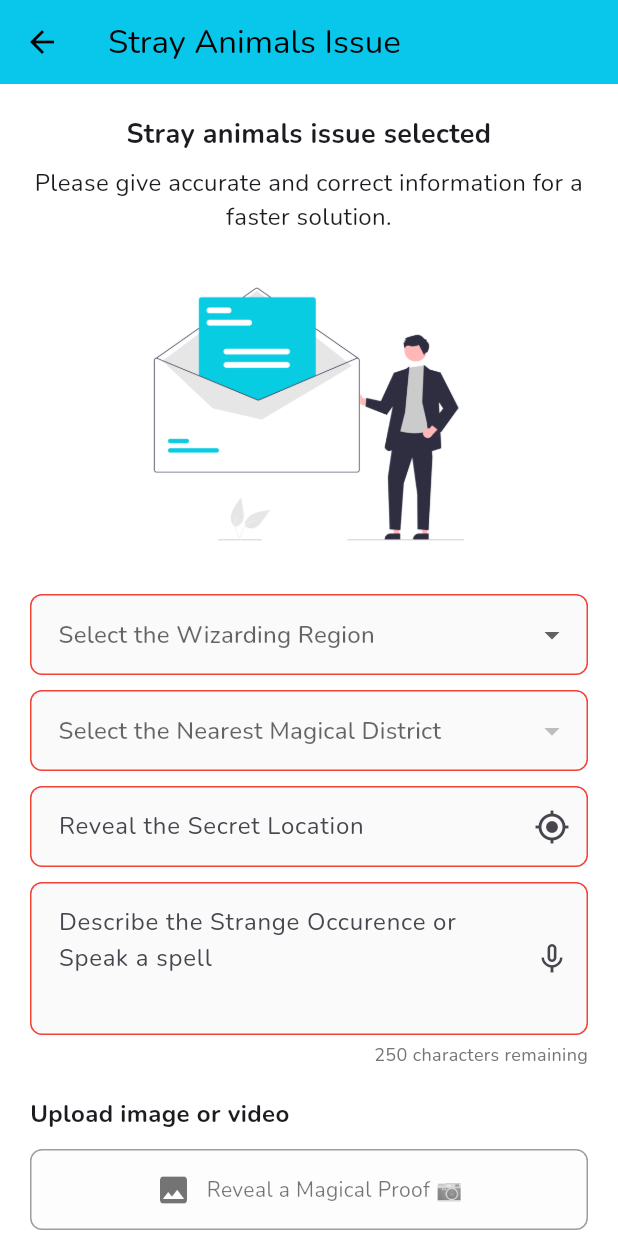
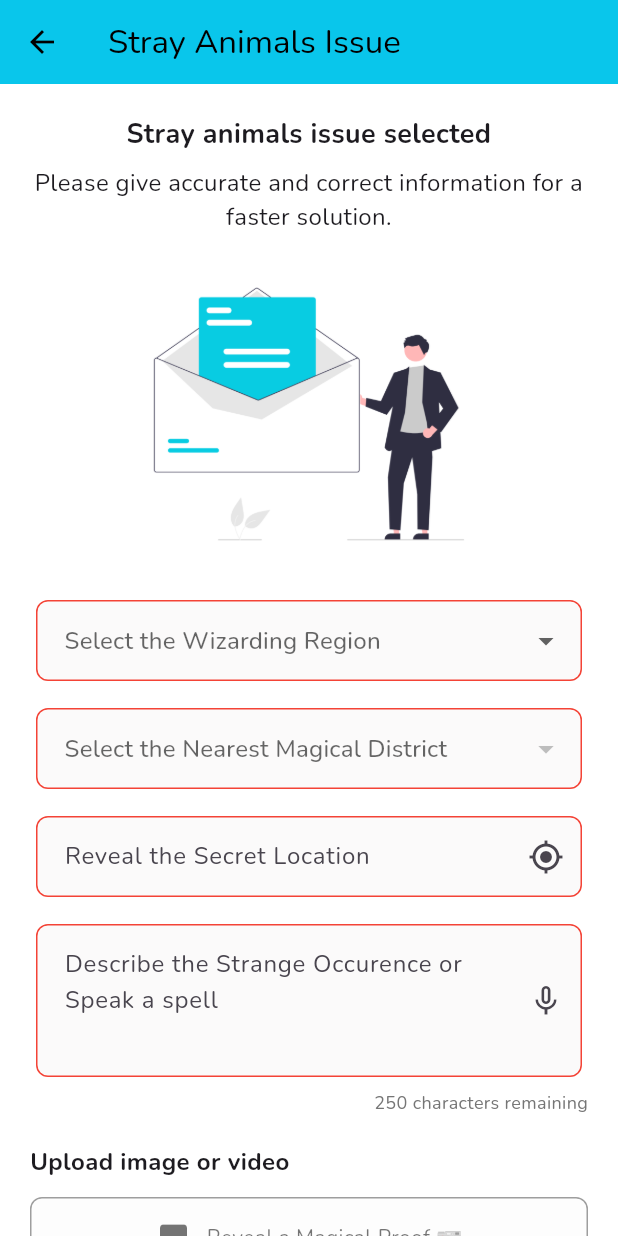
Before and after one commit to thisisselva18/NagarVikasTres, a Flutter app: the AnimalsPage screen opened directly, on a phone screen of 412 x 824 dp. Run offline on Flutter 3.47's test engine with Material 3 defaults, Android fonts, the phone set to English and light mode, and no system bars; our stand-ins replace animate_do, animated_text_kit, connectivity_plus, dio, firebase_auth, firebase_core and 19 more; missing offline and left inert: onesignal_flutter; accounts and stored records are empty; project files that could hold a hidden picture were left out.

Commit message:
Added padding of 4 pixels around each textfield

```diff
--- a/lib/components/shared_issue_form.dart
+++ b/lib/components/shared_issue_form.dart
@@ -392,7 +392,9 @@ class _SharedIssueFormState extends State<SharedIssueForm> {
             ZoomIn(child: Image.asset(widget.imageAsset, height: 200)),
             const SizedBox(height: 20),
 
-            DropdownButtonFormField<String>(
+            Padding(
+              padding: const EdgeInsets.all(4.0),
+              child: DropdownButtonFormField<String>(
                 value: _selectedState,
                 hint: const Text("Select the Wizarding Region"),
                 items: _states.keys
@@ -405,8 +407,11 @@ class _SharedIssueFormState extends State<SharedIssueForm> {
                 decoration:
                     _inputDecoration("State", isFilled: _selectedState != null),
               ),
+            ),
             const SizedBox(height: 10),
-            DropdownButtonFormField<String>(
+            Padding(
+              padding: const EdgeInsets.all(4.0),
+              child: DropdownButtonFormField<String>(
                 value: _selectedCity,
                 hint: const Text("Select the Nearest Magical District"),
                 items: _selectedState != null
@@ -419,9 +424,12 @@ class _SharedIssueFormState extends State<SharedIssueForm> {
                 decoration:
                     _inputDecoration("City", isFilled: _selectedCity != null),
               ),
+            ),
             const SizedBox(height: 10),
 
-            TextField(
+            Padding(
+              padding: const EdgeInsets.all(4.0),
+              child: TextField(
                 controller: _locationController,
                 decoration: _inputDecoration("Reveal the Secret Location",
                         isFilled: _locationController.text.trim().isNotEmpty)
@@ -431,8 +439,11 @@ class _SharedIssueFormState extends State<SharedIssueForm> {
                       onPressed: _getCurrentLocation),
                 ),
               ),
+            ),
             const SizedBox(height: 10),
-            TextField(
+            Padding(
+              padding: const EdgeInsets.all(4.0),
+              child: TextField(
                 controller: _descriptionController,
                 maxLines: 3,
                 maxLength: 250,
@@ -448,6 +459,7 @@ class _SharedIssueFormState extends State<SharedIssueForm> {
                   suffixIcon: IconButton(
                     icon: Icon(_isListening ? Icons.mic : Icons.mic_none),
                     onPressed: _isListening ? _stopListening : _startListening,
+                  ),
                 ),
               ),
             ),
```
Lines whose indentation alone changed are shown as unchanged.
